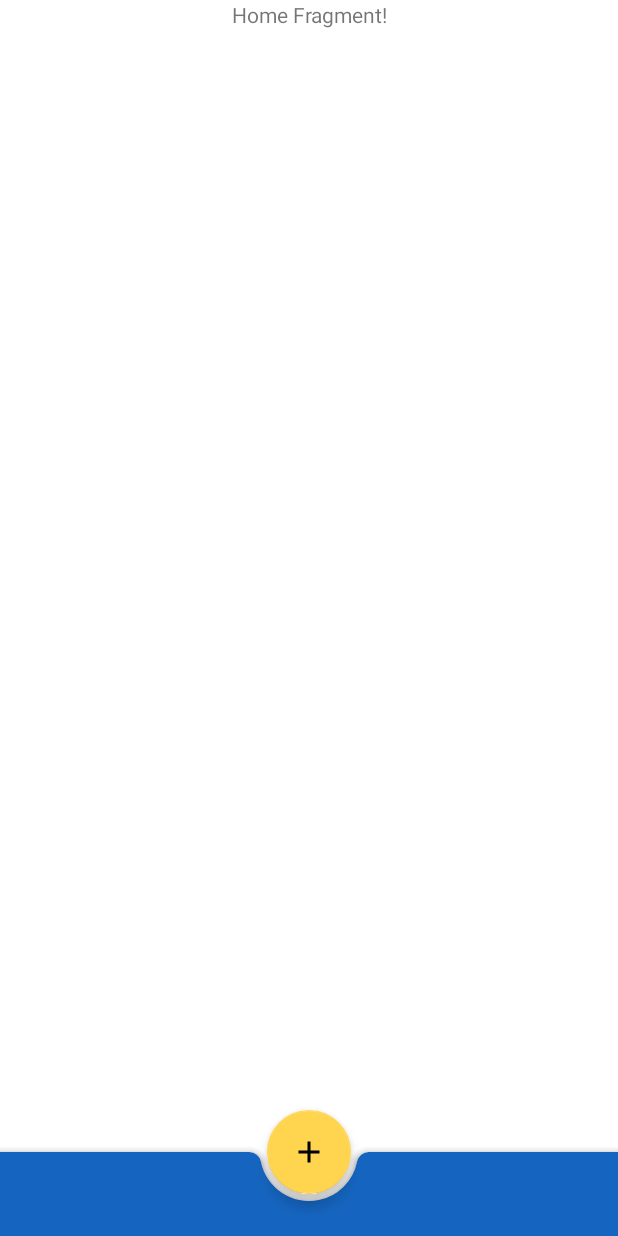
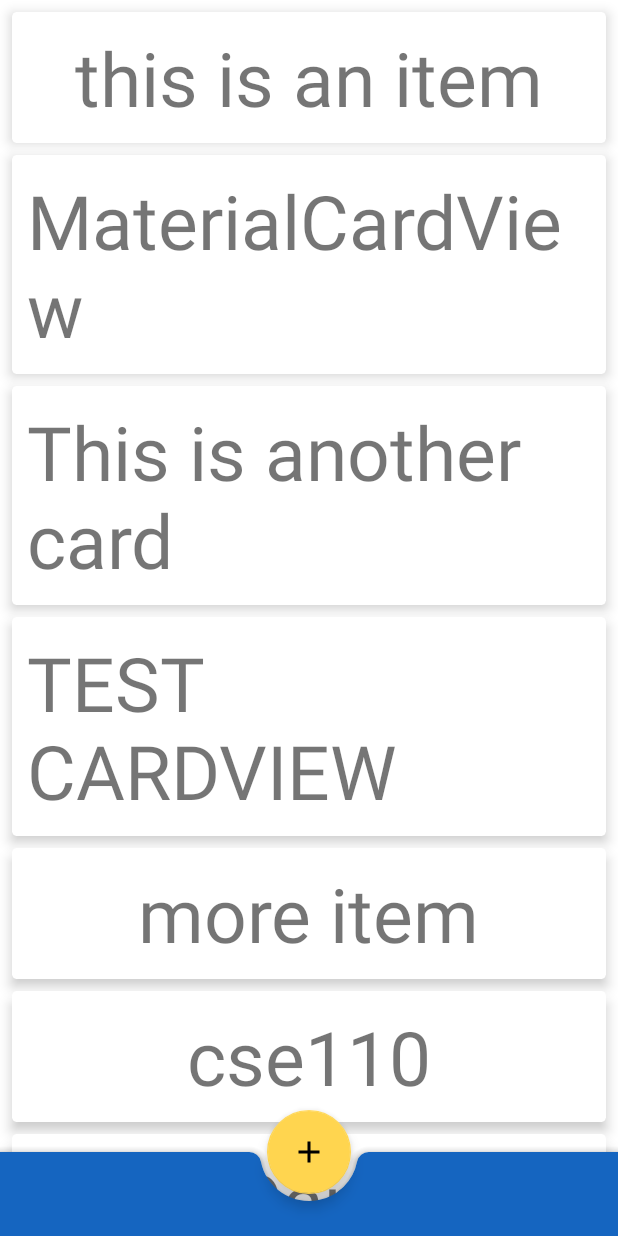
Before and after one commit to Shmaug/YouSeeSD, an Android app: the screen it shows after launch (HomeActivity), on a phone screen of 412 x 824 dp. Run offline under Robolectric (Android 15) with nearby library versions, the phone set to English and light mode, and no system bars; our stand-ins replace Firebase (no records; nobody signed in at launch, a user with empty details on screens opened directly).

Commit message:
home has a tour listview

```diff
--- a/app/build.gradle
+++ b/app/build.gradle
@@ -28,21 +28,15 @@ dependencies {
     implementation "androidx.constraintlayout:constraintlayout:1.1.3"
     implementation "com.google.android.material:material:1.1.0-alpha06"
 
-//    implementation 'com.android.support:appcompat-v7:28.0.0'
     implementation 'com.google.android.gms:play-services-maps:16.1.0'
     //noinspection GradleCompatible
     androidTestImplementation 'com.android.support.test:runner:1.0.2'
     androidTestImplementation 'com.android.support.test.espresso:espresso-core:3.0.2'
-//    implementation 'com.android.support:design:28.0.0'
-//    implementation 'com.android.support.constraint:constraint-layout:1.1.3'
-//    implementation 'androidx.constraintlayout:constraintlayout:1.1.2'
     implementation 'com.google.code.gson:gson:2.8.5'
     implementation 'com.google.firebase:firebase-core:16.0.8'
     implementation 'com.google.firebase:firebase-auth:16.2.1'
     implementation 'com.google.android.gms:play-services-auth:16.0.1'
     implementation 'androidx.fragment:fragment:1.0.0'
-//    implementation 'com.google.android.material:material:1.0.0'
-//    implementation 'com.google.android.material:material:1.1.0-alpha06'
 }
 
 apply plugin: 'com.google.gms.google-services'
--- a/app/src/main/java/com/beep/youseesd/activity/HomeActivity.java
+++ b/app/src/main/java/com/beep/youseesd/activity/HomeActivity.java
@@ -9,11 +9,13 @@ import androidx.annotation.Nullable;
 
 import com.beep.youseesd.R;
 import com.beep.youseesd.fragment.HomeFragment;
+import com.beep.youseesd.handler.AuthHandler;
 import com.beep.youseesd.util.WLog;
 import com.google.android.gms.tasks.OnCompleteListener;
 import com.google.android.gms.tasks.Task;
 import com.google.android.material.floatingactionbutton.FloatingActionButton;
 import com.google.firebase.auth.AuthResult;
+import com.google.firebase.auth.FirebaseAuth;
 import com.google.firebase.auth.FirebaseUser;
 
 public class HomeActivity extends BaseActivity implements OnCompleteListener<AuthResult> {
@@ -31,9 +33,13 @@ public class HomeActivity extends BaseActivity implements OnCompleteListener<Aut
 
         WLog.i("home launched");
         WLog.i("check user session..");
-//        AuthHandler.signinAnonymously(this, this);
-//        FirebaseUser currentUser = FirebaseAuth.getInstance().getCurrentUser();
-//        WLog.i(currentUser != null ? "uid: " + currentUser.getUid() : "currentUser is null");
+//        handleUserLogin();
+    }
+
+    private void handleUserLogin() {
+        AuthHandler.signinAnonymously(this, this);
+        FirebaseUser currentUser = FirebaseAuth.getInstance().getCurrentUser();
+        WLog.i(currentUser != null ? "uid: " + currentUser.getUid() : "currentUser is null");
     }
 
     private void setupUI() {
--- /dev/null
+++ b/app/src/main/java/com/beep/youseesd/adapter/HomeTourAdapter.java
@@ -0,0 +1,59 @@
+package com.beep.youseesd.adapter;
+
+import android.view.LayoutInflater;
+import android.view.View;
+import android.view.ViewGroup;
+import android.widget.TextView;
+
+import androidx.annotation.NonNull;
+import androidx.recyclerview.widget.RecyclerView;
+
+import com.beep.youseesd.R;
+import com.beep.youseesd.model.Tour;
+import com.google.android.material.card.MaterialCardView;
+
+import java.util.List;
+
+public class HomeTourAdapter extends RecyclerView.Adapter<HomeTourAdapter.HomeTourViewHolder> {
+
+    private List<Tour> mTours;
+
+    public HomeTourAdapter(List<Tour> tours) {
+        super();
+        this.mTours = tours;
+    }
+
+    @NonNull
+    @Override
+    public HomeTourViewHolder onCreateViewHolder(@NonNull ViewGroup parent, int viewType) {
+        View v = LayoutInflater.from(parent.getContext()).inflate(R.layout.item_tour, parent, false);
+        return new HomeTourViewHolder(v);
+    }
+
+    @Override
+    public void onAttachedToRecyclerView(@NonNull RecyclerView recyclerView) {
+        super.onAttachedToRecyclerView(recyclerView);
+    }
+
+    @Override
+    public void onBindViewHolder(@NonNull HomeTourViewHolder holder, int i) {
+        holder.titleView.setText(mTours.get(i).getTitle());
+//        holder.personAge.setText(persons.get(i).age);
+//        holder.personPhoto.setImageResource(persons.get(i).photoId);
+    }
+
+    @Override
+    public int getItemCount() {
+        return mTours.size();
+    }
+
+    static class HomeTourViewHolder extends RecyclerView.ViewHolder {
+        private MaterialCardView cardView;
+        private TextView titleView;
+
+        public HomeTourViewHolder(@NonNull View itemView) {
+            super(itemView);
+            titleView = (TextView) itemView.findViewById(R.id.card_tour_title);
+        }
+    }
+}
--- a/app/src/main/java/com/beep/youseesd/fragment/HomeFragment.java
+++ b/app/src/main/java/com/beep/youseesd/fragment/HomeFragment.java
@@ -4,14 +4,29 @@ import android.os.Bundle;
 import android.view.LayoutInflater;
 import android.view.View;
 import android.view.ViewGroup;
+import android.view.ViewTreeObserver;
+import android.widget.ProgressBar;
 
 import androidx.annotation.NonNull;
 import androidx.annotation.Nullable;
 import androidx.fragment.app.Fragment;
+import androidx.recyclerview.widget.LinearLayoutManager;
+import androidx.recyclerview.widget.RecyclerView;
 
 import com.beep.youseesd.R;
+import com.beep.youseesd.adapter.HomeTourAdapter;
+import com.beep.youseesd.model.Tour;
+
+import java.util.ArrayList;
+import java.util.List;
 
 public class HomeFragment extends Fragment {
+
+    private RecyclerView tourListView;
+    private LinearLayoutManager layoutManager;
+    private HomeTourAdapter adapter;
+    private ProgressBar progressBar;
+
     @Nullable
     @Override
     public View onCreateView(@NonNull LayoutInflater inflater, @Nullable ViewGroup container, @Nullable Bundle savedInstanceState) {
@@ -19,6 +34,42 @@ public class HomeFragment extends Fragment {
     }
 
     @Override
+    public void onViewCreated(@NonNull View view, @Nullable Bundle savedInstanceState) {
+        super.onViewCreated(view, savedInstanceState);
+        progressBar = (ProgressBar) view.findViewById(R.id.home_progressbar);
+        tourListView = (RecyclerView) view.findViewById(R.id.list_tour);
+
+        layoutManager = new LinearLayoutManager(view.getContext());
+        tourListView.setLayoutManager(layoutManager);
+
+        adapter = new HomeTourAdapter(createTours());
+
+        tourListView.getViewTreeObserver()
+                .addOnGlobalLayoutListener(new ViewTreeObserver.OnGlobalLayoutListener() {
+                    @Override
+                    public void onGlobalLayout() {
+                        tourListView.getViewTreeObserver().removeOnGlobalLayoutListener(this);
+                        progressBar.setVisibility(View.GONE);
+                    }
+                });
+
+        tourListView.setAdapter(adapter);
+    }
+
+    private List<Tour> createTours() {
+        List<Tour> tours = new ArrayList<>();
+        tours.add(new Tour("this is an item"));
+        tours.add(new Tour("MaterialCardView"));
+        tours.add(new Tour("This is another card"));
+        tours.add(new Tour("TEST CARDVIEW"));
+        tours.add(new Tour("more item"));
+        tours.add(new Tour("cse110"));
+        tours.add(new Tour("Gary"));
+        tours.add(new Tour("we just did quiz3"));
+        return tours;
+    }
+
+    @Override
     public void onCreate(@Nullable Bundle savedInstanceState) {
         super.onCreate(savedInstanceState);
     }
--- a/app/src/main/java/com/beep/youseesd/model/Tour.java
+++ b/app/src/main/java/com/beep/youseesd/model/Tour.java
@@ -3,5 +3,22 @@ package com.beep.youseesd.model;
 public class Tour {
     private long createdTime;
     private boolean isPausing;
+    private String title;
 
+    public Tour() {
+
+    }
+
+    public Tour(String title) {
+        setTitle(title);
+    }
+
+    public void setTitle(String title) {
+        this.title = title;
+
+    }
+
+    public String getTitle() {
+        return title;
+    }
 }
--- a/app/src/main/res/layout/fragment_home.xml
+++ b/app/src/main/res/layout/fragment_home.xml
@@ -1,14 +1,28 @@
 <?xml version="1.0" encoding="utf-8"?>
 <androidx.constraintlayout.widget.ConstraintLayout xmlns:android="http://schemas.android.com/apk/res/android"
+    xmlns:app="http://schemas.android.com/apk/res-auto"
     xmlns:tools="http://schemas.android.com/tools"
     android:layout_width="match_parent"
-    android:layout_height="match_parent" >
+    android:layout_height="match_parent">
 
-    <TextView
+    <androidx.recyclerview.widget.RecyclerView
+        android:id="@+id/list_tour"
         android:layout_width="match_parent"
+        android:layout_height="match_parent"
+        android:clipToPadding="false"
+        app:layoutManager="androidx.recyclerview.widget.LinearLayoutManager"
+        tools:context=".activity.HomeActivity"
+        tools:listitem="@layout/item_tour" />
+
+    <ProgressBar
+        android:id="@+id/home_progressbar"
+        style="@android:style/Widget.DeviceDefault.Light.ProgressBar"
+        android:layout_width="wrap_content"
         android:layout_height="wrap_content"
-        android:gravity="center"
-        android:text="Home Fragment!"
-        tools:ignore="MissingConstraints" />
+        android:visibility="visible"
+        app:layout_constraintBottom_toBottomOf="parent"
+        app:layout_constraintLeft_toLeftOf="parent"
+        app:layout_constraintRight_toRightOf="parent"
+        app:layout_constraintTop_toTopOf="parent" />
 
 </androidx.constraintlayout.widget.ConstraintLayout>
--- /dev/null
+++ b/app/src/main/res/layout/item_tour.xml
@@ -0,0 +1,28 @@
+<?xml version="1.0" encoding="utf-8"?>
+<com.google.android.material.card.MaterialCardView xmlns:android="http://schemas.android.com/apk/res/android"
+    xmlns:app="http://schemas.android.com/apk/res-auto"
+    android:id="@+id/card_tour"
+    android:layout_width="match_parent"
+    android:layout_height="wrap_content"
+    android:layout_marginStart="8dp"
+    android:layout_marginTop="8dp"
+    android:layout_marginEnd="8dp"
+    app:cardCornerRadius="3dp"
+    app:cardElevation="5dp"
+    app:cardMaxElevation="8dp"
+    app:cardPreventCornerOverlap="true"
+    app:cardUseCompatPadding="false"
+    app:contentPadding="10dp"
+    app:layout_constraintEnd_toEndOf="parent"
+    app:layout_constraintStart_toStartOf="parent"
+    app:layout_constraintTop_toTopOf="parent">
+
+    <TextView
+        android:id="@+id/card_tour_title"
+        android:layout_width="wrap_content"
+        android:layout_height="wrap_content"
+        android:layout_gravity="center"
+        android:text="Material\nCard View"
+        android:textSize="50sp" />
+
+</com.google.android.material.card.MaterialCardView>
```
